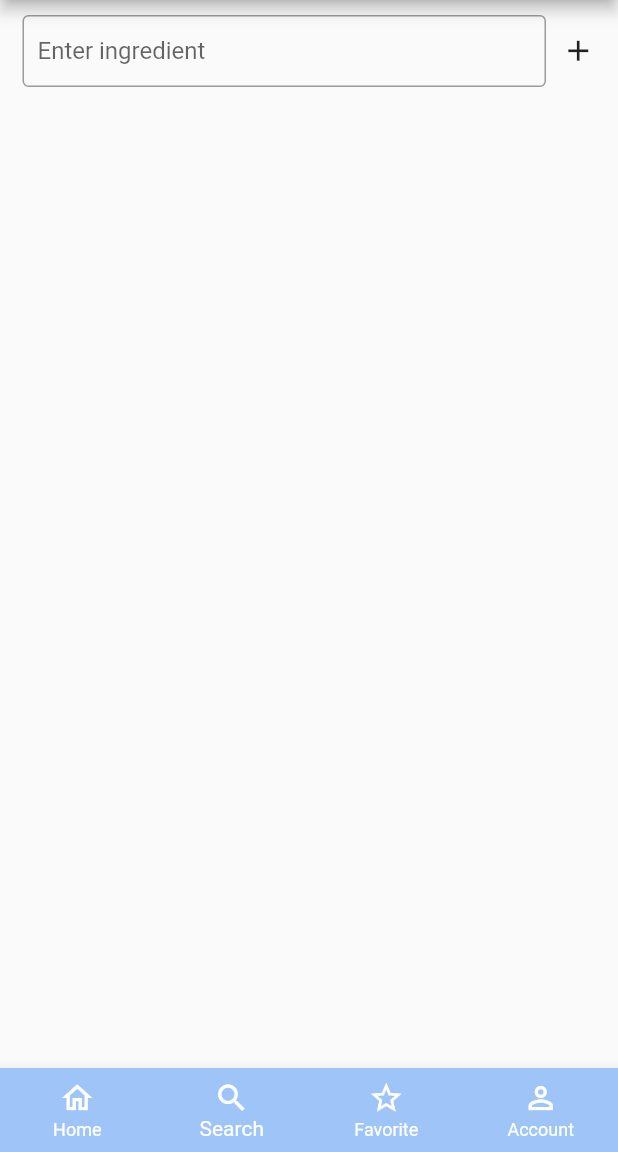
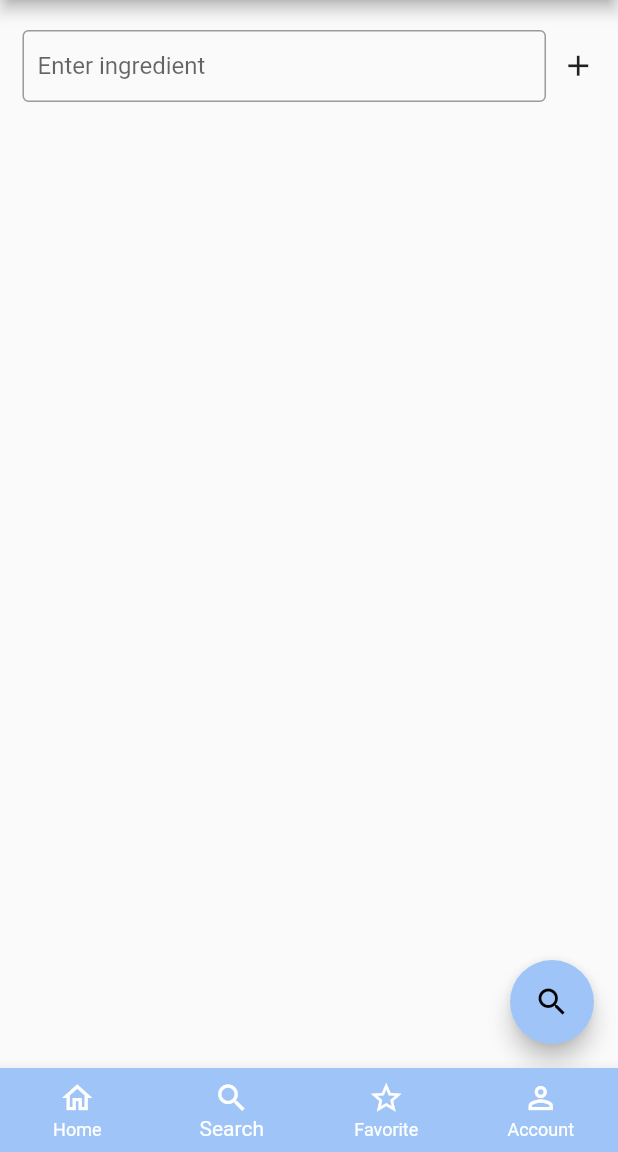
Before and after one commit to imranZMiko/Eten, a Flutter app: the screen it shows after launch, item 2 of the bottom bar chosen, on a phone screen of 412 x 824 dp, the part 84-1236 px from its top. Run offline on Flutter 3.47's test engine with Material 2 defaults, Android fonts, the light colour scheme and no system bars.

Commit message:
Added floating action button and made padding consistent.

```diff
--- a/lib/screens/search_screen.dart
+++ b/lib/screens/search_screen.dart
@@ -57,6 +57,14 @@ class _SearchScreenState extends State<SearchScreen> {
           autovalidateMode: AutovalidateMode.always,
           child: currentPage == 0 ? IngredientsSearch() : RecipeSearch(),
         ),
+        floatingActionButton: currentPage == 0
+            ? FloatingActionButton(
+
+                onPressed: () {},
+                child: Icon(Icons.search),
+              )
+            : null,
+        // floatingActionButtonLocation: FloatingActionButtonLocation.centerFloat,
       ),
     );
   }
--- a/lib/widgets/ingredients_search.dart
+++ b/lib/widgets/ingredients_search.dart
@@ -12,7 +12,9 @@ class _IngredientsSearchState extends State<IngredientsSearch> {
 
   @override
   Widget build(BuildContext context) {
-    return Container(
+    return Padding(
+      padding: EdgeInsets.only(top: 10),
+      child: Container(
         child: ListView.builder(
           itemBuilder: (ctx, index) {
             return Padding(
@@ -53,6 +55,7 @@ class _IngredientsSearchState extends State<IngredientsSearch> {
           },
           itemCount: ingredientCount,
         ),
+      ),
     );
   }
 }
```
Lines whose indentation alone changed are shown as unchanged.
